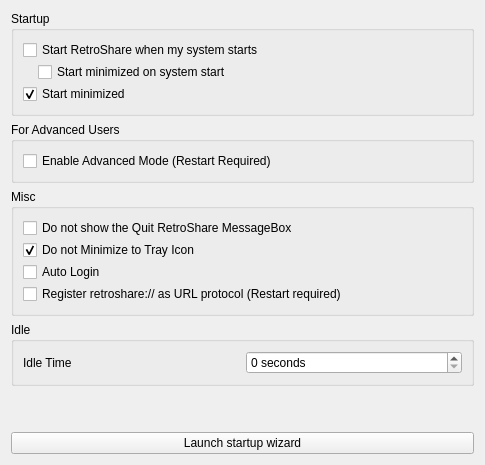
RetroShare/RetroShare, file retroshare-gui/src/gui/settings/GeneralPage.ui: the form before one commit.
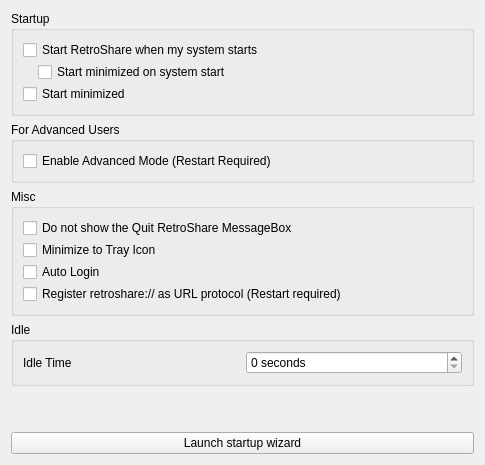
The form after the commit. Icons and pictures are not drawn.

Commit message: - Fixed crash when closing the main window without the setting "Minimize to Tray Icon" - Renamed the setting "Do not Minimize to Tray Icon" to "Minimize to Tray Icon" and fixed wrong usage   Please check your setting! - Updated english translation

```diff
--- a/retroshare-gui/src/gui/settings/GeneralPage.ui
+++ b/retroshare-gui/src/gui/settings/GeneralPage.ui
@@ -32,9 +32,6 @@
         <property name="text">
          <string>Start minimized</string>
         </property>
-        <property name="checked">
-         <bool>true</bool>
-        </property>
        </widget>
       </item>
       <item row="3" column="0">
@@ -102,10 +99,7 @@
       <item row="1" column="0">
        <widget class="QCheckBox" name="checkClosetoTray">
         <property name="text">
-         <string>Do not Minimize to Tray Icon</string>
-        </property>
-        <property name="checked">
-         <bool>true</bool>
+         <string>Minimize to Tray Icon</string>
         </property>
        </widget>
       </item>
```
Left out of the diff: 2 changed lines with no effect on the pictures. The commit also changes 5 other files.
